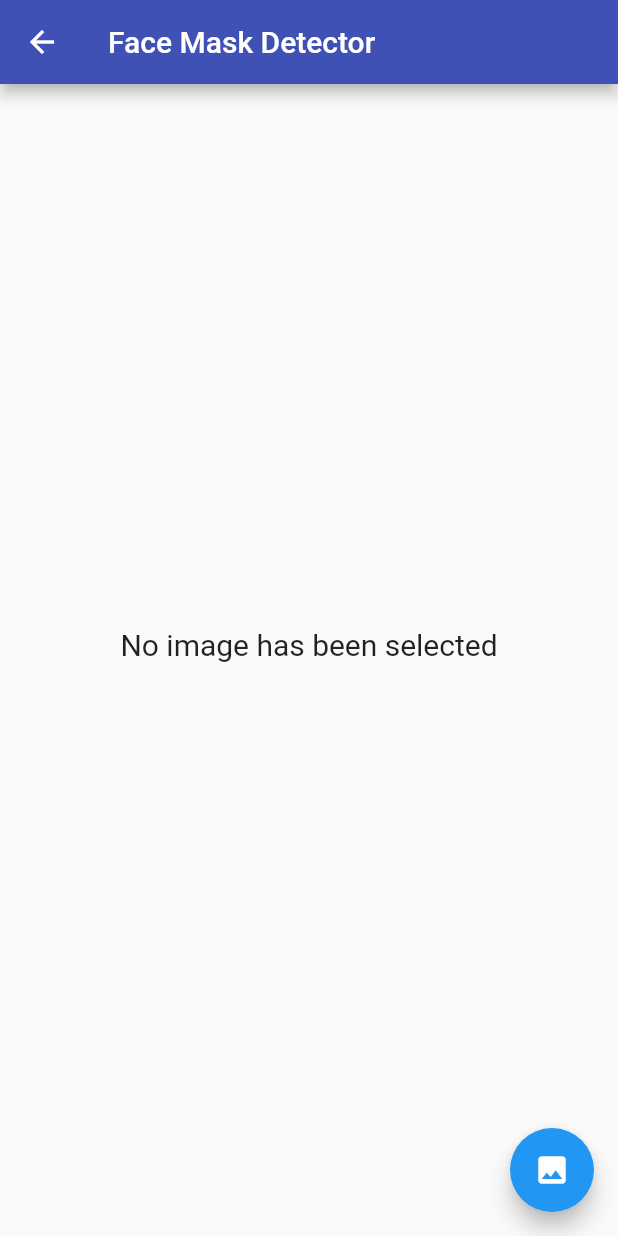
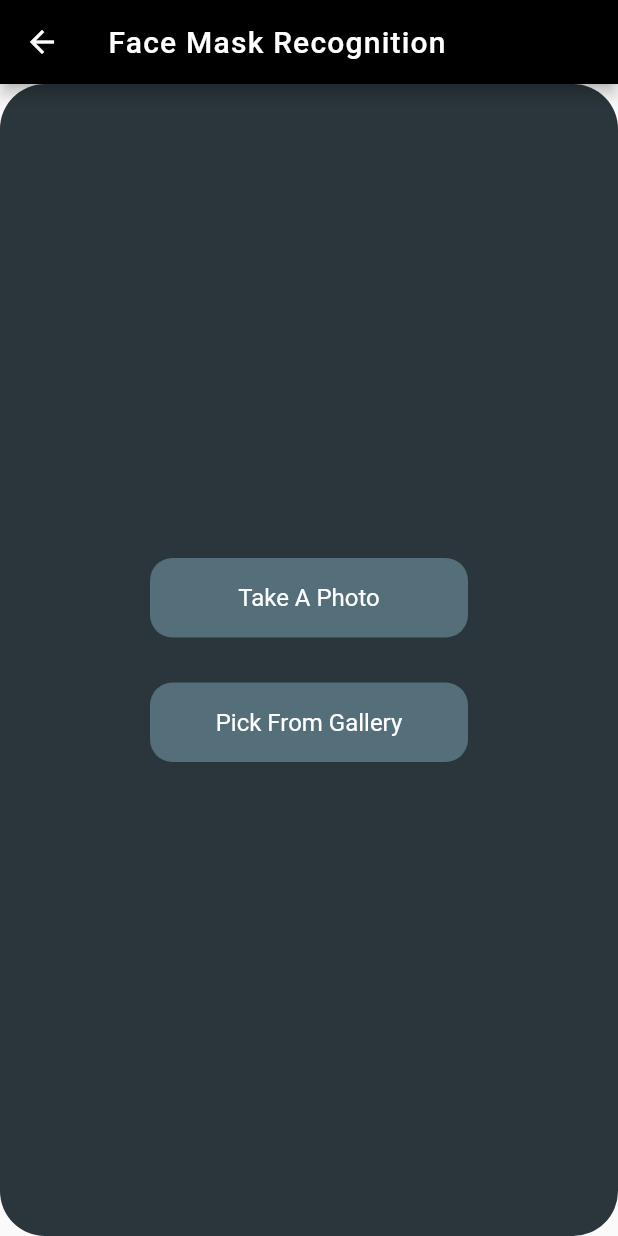
Before and after one commit to SatYu26/2021-Solution-Challenge-Submission, a Flutter app: the screen it shows after launch, after a tap on "Detect face mask from the Image", on a phone screen of 412 x 824 dp. Run offline on Flutter 3.47's test engine with Material 2 defaults, Android fonts, the phone set to English and light mode, and no system bars; our stand-ins replace camera, image_picker; missing offline and left inert: tflite.

Commit message:
Bug fix on Image Detection

```diff
--- /dev/null
+++ b/lib/Detection_on_image.dart
@@ -0,0 +1,181 @@
+import 'dart:io';
+import 'package:flutter/material.dart';
+import 'package:tflite/tflite.dart';
+import 'package:image_picker/image_picker.dart';
+
+class FaceDetectionFromImage extends StatefulWidget {
+  @override
+  _FaceDetectionFromImageState createState() => _FaceDetectionFromImageState();
+}
+
+class _FaceDetectionFromImageState extends State<FaceDetectionFromImage> {
+  bool _loading = true;
+  File _image;
+  List _output;
+  final picker = ImagePicker();
+
+  @override
+  void initState() {
+    super.initState();
+    loadModel().then((value) {
+      setState(() {});
+    });
+  }
+
+  @override
+  void dispose() {
+    super.dispose();
+    Tflite.close();
+  }
+
+  classifyImage(File image) async {
+    var output = await Tflite.runModelOnImage(
+      path: image.path,
+      numResults: 36,
+      threshold: 0.5,
+      imageMean: 127.5,
+      imageStd: 127.5,
+    );
+    setState(() {
+      _output = output;
+      _loading = false;
+    });
+  }
+
+  loadModel() async {
+    await Tflite.loadModel(
+        model: 'assets/ml_trained_model/model_unquant.tflite',
+        labels: 'assets/ml_trained_model/labels.txt');
+  }
+
+  pickImage() async {
+    var image = await ImagePicker.pickImage(source: ImageSource.camera);
+    if (image == null) return null;
+
+    setState(() {
+      _image = File(image.path);
+    });
+    classifyImage(_image);
+  }
+
+  pickGalleryImage() async {
+    var image = await ImagePicker.pickImage(source: ImageSource.gallery);
+    if (image == null) return null;
+
+    setState(() {
+      _image = File(image.path);
+    });
+    classifyImage(_image);
+  }
+
+  @override
+  Widget build(BuildContext context) {
+    return Scaffold(
+      appBar: AppBar(
+        backgroundColor: Colors.black,
+        title: Text(
+          'Face Mask Recognition',
+          style: TextStyle(
+            color: Colors.white,
+            fontSize: 20,
+            letterSpacing: 0.8,
+          ),
+        ),
+      ),
+      body: Container(
+        alignment: Alignment.center,
+        padding: EdgeInsets.all(30),
+        decoration: BoxDecoration(
+          color: Color(0xFF2A363B),
+          borderRadius: BorderRadius.circular(30),
+        ),
+        child: Column(
+          mainAxisAlignment: MainAxisAlignment.center,
+          children: [
+            Container(
+              child: Center(
+                child: _loading == true
+                    ? null // show nothing if no picture selected
+                    : Container(
+                        child: Column(
+                          children: [
+                            Container(
+                              height: 250,
+                              width: 250,
+                              child: ClipRRect(
+                                borderRadius: BorderRadius.circular(30),
+                                child: Image.file(
+                                  _image,
+                                  fit: BoxFit.fill,
+                                ),
+                              ),
+                            ),
+                            Divider(
+                              height: 25,
+                              thickness: 1,
+                            ),
+                            _output != null
+                                ? Text(
+                                    'The Person is: ${_output[0]['label']}!',
+                                    style: TextStyle(
+                                        color: Colors.white,
+                                        fontSize: 18,
+                                        fontWeight: FontWeight.w400),
+                                  )
+                                : Container(),
+                            Divider(
+                              height: 25,
+                              thickness: 1,
+                            ),
+                          ],
+                        ),
+                      ),
+              ),
+            ),
+            Container(
+              child: Column(
+                children: [
+                  GestureDetector(
+                    onTap: pickImage,
+                    child: Container(
+                      width: MediaQuery.of(context).size.width - 200,
+                      alignment: Alignment.center,
+                      padding:
+                          EdgeInsets.symmetric(horizontal: 24, vertical: 17),
+                      decoration: BoxDecoration(
+                          color: Colors.blueGrey[600],
+                          borderRadius: BorderRadius.circular(15)),
+                      child: Text(
+                        'Take A Photo',
+                        style: TextStyle(color: Colors.white, fontSize: 16),
+                      ),
+                    ),
+                  ),
+                  SizedBox(
+                    height: 30,
+                  ),
+                  GestureDetector(
+                    onTap: pickGalleryImage,
+                    child: Container(
+                      width: MediaQuery.of(context).size.width - 200,
+                      alignment: Alignment.center,
+                      padding:
+                          EdgeInsets.symmetric(horizontal: 24, vertical: 17),
+                      decoration: BoxDecoration(
+                          color: Colors.blueGrey[600],
+                          borderRadius: BorderRadius.circular(15)),
+                      child: Text(
+                        'Pick From Gallery',
+                        style: TextStyle(color: Colors.white, fontSize: 16),
+                      ),
+                    ),
+                  ),
+                ],
+              ),
+            ),
+          ],
+        ),
+      ),
+    );
+  }
+}
--- a/lib/home_screen.dart
+++ b/lib/home_screen.dart
@@ -1,5 +1,5 @@
 import './face_detection_camera.dart';
-import './face_detection_image.dart';
+import 'Detection_on_image.dart';
 import 'package:flutter/material.dart';
 
 class HomeScreen extends StatelessWidget {
```
